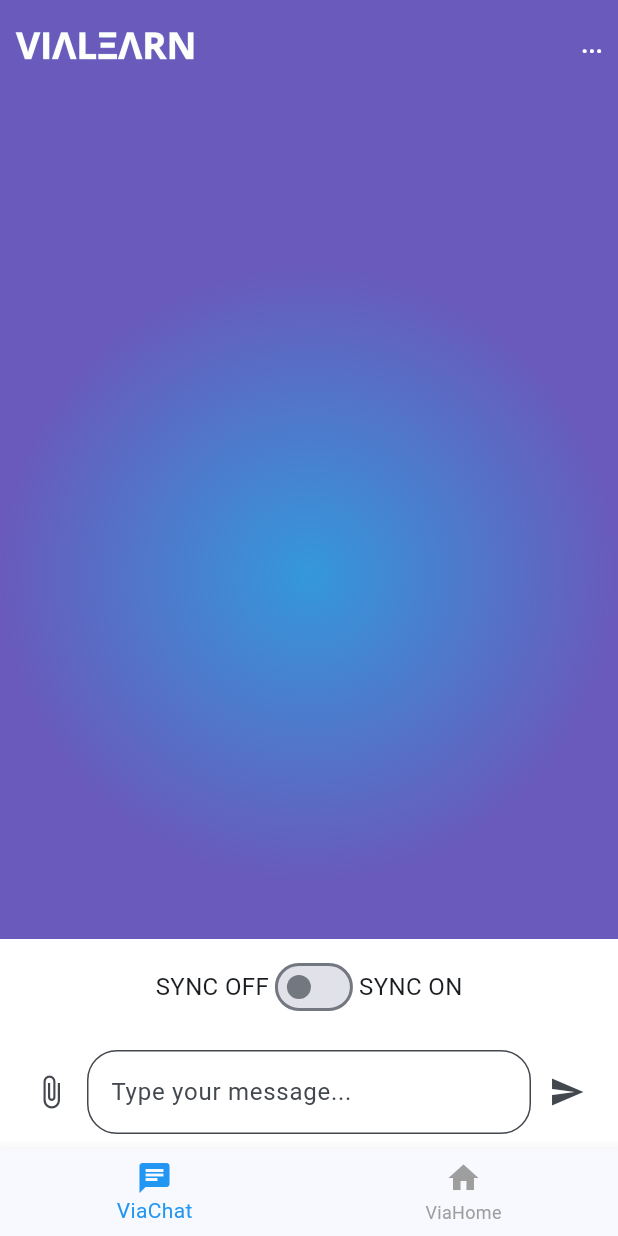
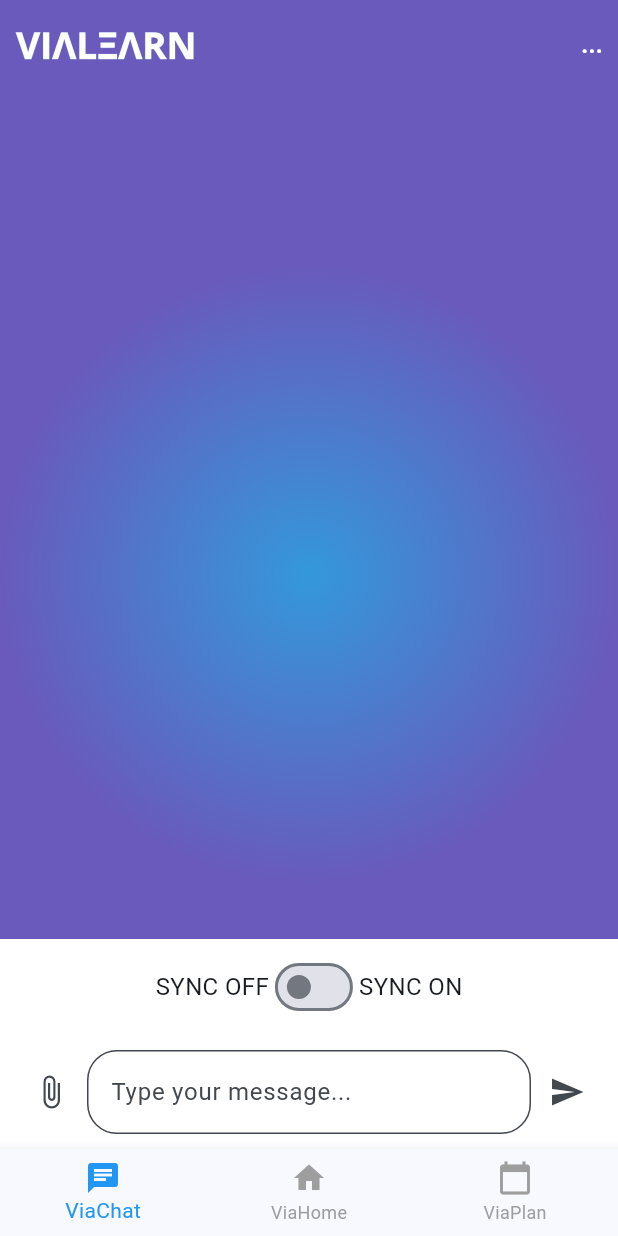
Before and after one commit to Via-Learn/MVP-frontend, a Flutter app: the HomeShell screen opened by its route, on a phone screen of 412 x 824 dp. Run offline on Flutter 3.47's test engine with Material 3 defaults, Android fonts, the light colour scheme and no system bars; our stand-ins replace animated_text_kit, file_picker, firebase_auth, firebase_core, flutter_markdown, geolocator and 2 more; accounts and stored records are empty.

Commit message:
added geolocator package for weather api; added viaplan back in

```diff
--- a/lib/navigation/home_shell.dart
+++ b/lib/navigation/home_shell.dart
@@ -1,6 +1,7 @@
 import 'package:flutter/material.dart';
 import '../features/chat/presentation/chat_screen.dart';
 import '../features/home/presentation/home_screen.dart';
+import '../features/plan/presentation/plan_screen.dart'; // PlanPage
 
 class HomeShell extends StatefulWidget {
   const HomeShell({super.key});
@@ -10,11 +11,12 @@ class HomeShell extends StatefulWidget {
 }
 
 class _HomeShellState extends State<HomeShell> {
-  int _selectedIndex = 0; // START at 0 (ViaChat)
+  int _selectedIndex = 0; // start on ViaChat
 
   final List<Widget> _pages = [
-    const ChatScreen(), // index 0
-    const ViaHomePage(), // index 1
+    const ChatScreen(),   // index 0
+    const ViaHomePage(),  // index 1
+    const PlanPage(),     // index 2
   ];
 
   void _onTabTapped(int index) {
@@ -26,7 +28,7 @@ class _HomeShellState extends State<HomeShell> {
   @override
   Widget build(BuildContext context) {
     return Scaffold(
-      body: _pages[_selectedIndex], // <- match index safely
+      body: _pages[_selectedIndex],
       bottomNavigationBar: BottomNavigationBar(
         currentIndex: _selectedIndex,
         onTap: _onTabTapped,
@@ -41,6 +43,10 @@ class _HomeShellState extends State<HomeShell> {
             icon: Icon(Icons.home),
             label: 'ViaHome',
           ),
+          BottomNavigationBarItem(
+            icon: Icon(Icons.calendar_today),
+            label: 'ViaPlan',
+          ),
         ],
       ),
     );
--- a/pubspec.yaml
+++ b/pubspec.yaml
@@ -41,6 +41,8 @@ dependencies:
   animated_text_kit: ^4.2.2
   flutter_markdown: ^0.6.14
   provider: ^6.1.4
+  geolocator: ^10.0.0
+  geocoding: ^2.2.0
 
 dev_dependencies:
   flutter_test:
```
Also changed, not shown: lib/features/home/presentation/home_screen.dart (+50 -10 lines), pubspec.lock, 6 other files.
